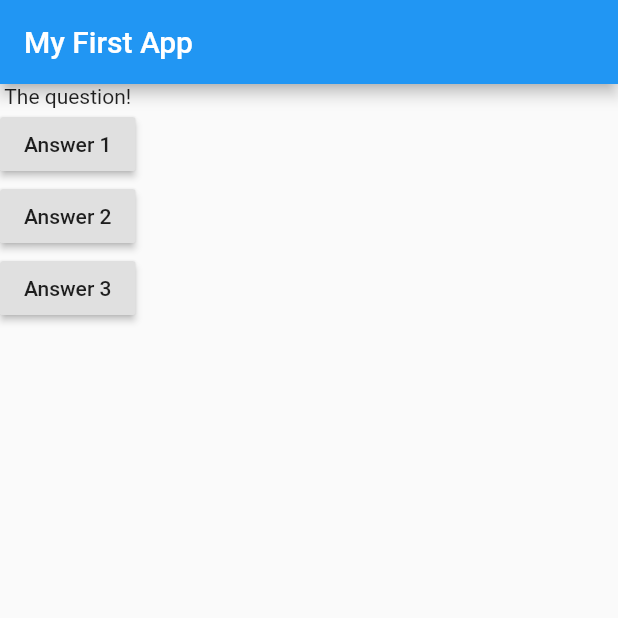
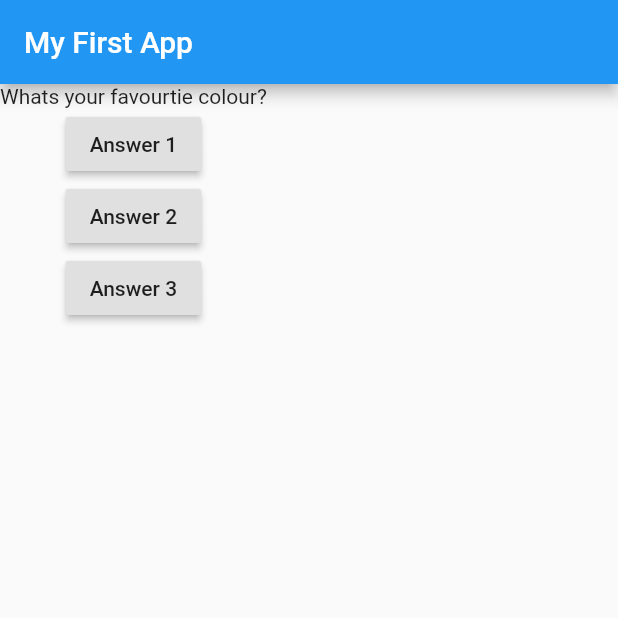
Before and after one commit to wafeeyhm/quiz_app, a Flutter app: the screen it shows after launch, after a tap on "Answer 1", on a phone screen of 412 x 824 dp, the top half of it. Run offline on Flutter 3.47's test engine with Material 2 defaults, Android fonts, the phone set to English and light mode, and no system bars.

Commit message:
data list for question

```diff
--- a/lib/main.dart
+++ b/lib/main.dart
@@ -5,8 +5,11 @@ void main() {
 }
 
 class MyApp extends StatelessWidget {
+  var questionIndex = 0;
+
   void answerQuestion() {
-    print('Answer choosen');
+    questionIndex = questionIndex + 1;
+    print(questionIndex);
   }
 
   @override
@@ -22,14 +25,16 @@ class MyApp extends StatelessWidget {
         ),
         body: Column(
           children: [
-            Text('The question!'),
+            Text(
+              questionsList[questionIndex],
+            ),
             RaisedButton(
               child: Text('Answer 1'),
               onPressed: answerQuestion,
             ),
             RaisedButton(
               child: Text('Answer 2'),
-              onPressed: () => print('Answer 2 chosen!'),
+              onPressed: answerQuestion,
             ),
             RaisedButton(
               child: Text('Answer 3'),
```
